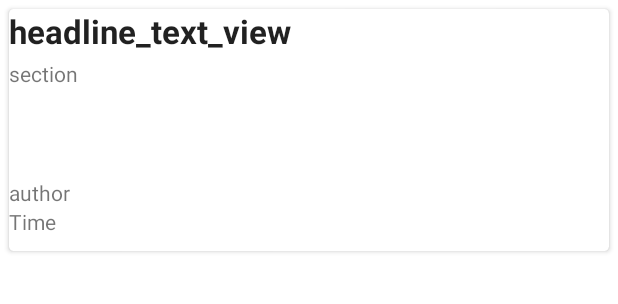
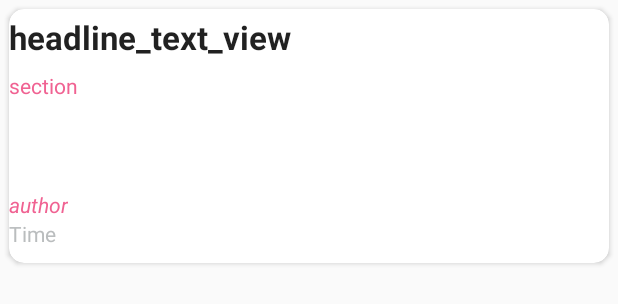
Before and after one commit to loxinchi/News_App, an Android app: the layout news_card.xml on its own in the app's theme, with its tools: preview values and no code run, on a phone screen of 412 x 824 dp. Shown: the top 304 px of the screen. Run offline under Robolectric (Android 15) with nearby library versions, the phone set to English and light mode, and no system bars.

Commit message:
add style.xml, tablayout Theme, DownloadThumbnailImageTask(AsyncTask)

```diff
--- a/app/src/main/AndroidManifest.xml
+++ b/app/src/main/AndroidManifest.xml
@@ -12,8 +12,10 @@
         android:label="@string/app_name"
         android:roundIcon="@mipmap/ic_launcher_round"
         android:supportsRtl="true"
-        android:theme="@style/Theme.NewsApp">
-        <activity android:name=".MainActivity">
+        android:theme="@style/AppTheme">
+        <activity
+            android:name=".MainActivity"
+            android:label="@string/app_name">
             <intent-filter>
                 <action android:name="android.intent.action.MAIN" />
 
--- a/app/src/main/java/com/example/android/newsapp/MainActivity.java
+++ b/app/src/main/java/com/example/android/newsapp/MainActivity.java
@@ -1,5 +1,6 @@
 package com.example.android.newsapp;
 
+import androidx.appcompat.app.ActionBar;
 import androidx.appcompat.app.AppCompatActivity;
 import androidx.viewpager.widget.ViewPager;
 
--- a/app/src/main/java/com/example/android/newsapp/utils/QueryUtils.java
+++ b/app/src/main/java/com/example/android/newsapp/utils/QueryUtils.java
@@ -161,7 +161,7 @@ public final class QueryUtils {
                 // Extract the value for the key called "trailText"
 //                String trailText = fields.getString(Constants.JSON_KEY_TRAIL_TEXT);
                 // Extract the value for the key called "byline"
-                String author = fields.getString(Constants.JSON_KEY_BYLINE);
+                String author = fields.optString(Constants.JSON_KEY_BYLINE);
                 // Extract the value for the key called "firstPublicationDate"
                 String firstPublicationDate = fields.getString(Constants.JSON_KEY_FIRST_PUBLICATION_DATE);
                 // Extract the value for the key called "thumbnail"
--- a/app/src/main/res/layout/news_card.xml
+++ b/app/src/main/res/layout/news_card.xml
@@ -23,7 +23,7 @@
         android:layout_width="match_parent"
         android:layout_height="wrap_content"
         android:textAppearance="?android:textAppearanceLarge"
-        android:textStyle="bold"
+        style="@style/HeadlineTextViewStyle"
         tools:text="headline_text_view" />
 
     <LinearLayout
@@ -39,14 +39,16 @@
             android:layout_height="wrap_content"
             android:layout_weight="6"
             android:layout_marginTop="@dimen/card_section_margin"
-            android:layout_marginBottom="@dimen/card_section_margin" >
+            android:layout_marginBottom="@dimen/card_section_margin"
+            style="@style/SectionAuthorDateStyle">
 
-            <TextView
+        <TextView
                 android:id="@+id/section_text_view"
                 android:layout_width="wrap_content"
                 android:layout_height="wrap_content"
                 android:layout_alignParentStart="true"
                 android:layout_alignParentLeft="true"
+                style="@style/SectionTextViewStyle"
                 tools:text="section" />
 
             <TextView
@@ -56,6 +58,7 @@
                 android:layout_alignParentStart="true"
                 android:layout_alignParentLeft="true"
                 android:paddingTop="79dp"
+                style="@style/AuthorTextViewStyle"
                 tools:text="author" />
 
             <TextView
@@ -65,6 +68,7 @@
                 android:layout_below="@+id/author_text_view"
                 android:layout_alignParentStart="true"
                 android:layout_alignParentLeft="true"
+                style="@style/DateTextViewStyle"
                 tools:text="Time" />
         </RelativeLayout>
 
@@ -75,5 +79,7 @@
             android:contentDescription="@string/news_thumbnail"
             android:scaleType="centerCrop" />
     </LinearLayout>
+
     </RelativeLayout>
+
 </androidx.cardview.widget.CardView>
--- a/app/src/main/res/values/colors.xml
+++ b/app/src/main/res/values/colors.xml
@@ -7,4 +7,34 @@
     <color name="teal_700">#FF018786</color>
     <color name="black">#FF000000</color>
     <color name="white">#FFFFFFFF</color>
+    <color name="blue_700">#16222A</color>
+    <color name="blue_500">#afc2cb</color>
+    <color name="blue_200">#e1f5fe</color>
+    <color name="pink_700">#ec407a</color>
+    <color name="pink_600">#f06292</color>
+    <color name="pink_400">#ff94c2</color>
+    <color name="pink_300">#ffcdd2</color>
+    <color name="pink_200">#fce4ec</color>
+
+    <color name="colorPrimary">#c9b2ba</color>
+    <color name="colorPrimaryDark">#fce4ec</color>
+    <color name="textColorPrimary">#FF000000</color>
+    <color name="colorAccent">#fce4ec</color>
+    <color name="titleTextColor">#FF000000</color>
+    <color name="subtitleTextColor">#FF000000</color>
+
+
+
+    <color name="color_section">#f06292</color>
+    <color name="color_author">#f06292</color>
+    <color name="color_date_text">#babdbe</color>
+
+
+
+
+
+
+
+
+    <color name="action_button_text">#FFFFFFFF</color>
 </resources>
--- a/app/src/main/res/values/dimen.xml
+++ b/app/src/main/res/values/dimen.xml
@@ -1,18 +1,12 @@
 <resources>
     <!-- Default screen margins, per the Android Design guidelines. -->
+    <dimen name="padding">4dp</dimen>
     <dimen name="horizontal_margin">16dp</dimen>
     <dimen name="vertical_margin">16dp</dimen>
-
     <dimen name="card_margin">6dp</dimen>
     <dimen name="card_section_margin">4dp</dimen>
-
-
-
     <dimen name="navigation_header_height">176dp</dimen>
-
-    <dimen name="card_corner_radius">3dp</dimen>
-
+    <dimen name="card_corner_radius">10dp</dimen>
     <dimen name="thumbnail_image_width">140dp</dimen>
     <dimen name="thumbnail_image_height">120dp</dimen>
-
 </resources>
--- /dev/null
+++ b/app/src/main/res/values/styles.xml
@@ -0,0 +1,96 @@
+<?xml version="1.0" encoding="utf-8"?>
+<resources>
+        <!-- Base application theme. -->
+        <style name="AppTheme" parent="Theme.AppCompat.Light.DarkActionBar">
+            <!-- Customize your theme here. -->
+            <item name="colorPrimary">@color/colorPrimary</item>
+            <item name="colorPrimaryDark">@color/colorPrimaryDark</item>
+            <item name="colorAccent">@color/colorAccent</item>
+
+            <!-- Change Action Bar title text color  -->
+            <item name="titleTextColor">@color/titleTextColor</item>
+            <item name="subtitleTextColor">@color/subtitleTextColor</item>
+
+            <!-- Set Navigation drawer icon color-->
+            <item name="drawerArrowStyle">@style/DrawerArrowStyle</item>
+
+            <!-- Change Action Bar overflow icon (Options Menu button) color -->
+            <item name="actionOverflowButtonStyle">@style/MyOverflowButtonStyle</item>
+        </style>
+
+        <style name="AppTheme.NoActionBar">
+            <item name="windowActionBar">false</item>
+            <item name="windowNoTitle">true</item>
+        </style>
+
+        <style name="AppTheme.AppBarOverlay" parent="ThemeOverlay.AppCompat.Dark.ActionBar" />
+
+        <style name="AppTheme.PopupOverlay" parent="ThemeOverlay.AppCompat.Light" />
+
+        <!-- Theme of the settings -->
+        <style name="SettingsTheme" parent="Theme.AppCompat.Light.DarkActionBar">
+            <item name="colorPrimary">@color/colorPrimary</item>
+            <item name="colorPrimaryDark">@color/colorPrimaryDark</item>
+            <item name="colorAccent">@color/colorAccent</item>
+        </style>
+
+        <!-- Set Navigation drawer icon color -->
+        <style name="DrawerArrowStyle" parent="Widget.AppCompat.DrawerArrowToggle">
+            <item name="color">@color/pink_200</item>
+        </style>
+
+        <!-- Change Action Bar overflow icon (Options Menu button) color -->
+        <style name="MyOverflowButtonStyle" parent="Widget.AppCompat.ActionButton.Overflow">
+            <item name="android:tint">@color/pink_200</item>
+        </style>
+
+        <!-- Style for a tab that displays a category name -->
+        <style name="CategoryTab" parent="Widget.Design.TabLayout">
+            <item name="tabBackground">@color/white</item>
+            <item name="tabIndicatorColor">@color/pink_200</item>
+            <item name="tabSelectedTextColor">@color/pink_700</item>
+            <item name="tabTextAppearance">@style/CategoryTabTextAppearance</item>
+            <item name="android:layout_gravity">top</item>
+            <item name="tabMode">fixed</item>
+            <item name="tabGravity">fill</item>
+            <item name="tabIndicatorHeight">3dp</item>
+        </style>
+
+        <!-- Text appearance style for a category tab -->
+        <style name="CategoryTabTextAppearance" parent="TextAppearance.Design.Tab">
+            <item name="android:textColor">@color/colorPrimary</item>
+            <item name="android:textSize">10sp</item>
+        </style>
+
+        <!-- Style for headline TextView-->
+        <style name="HeadlineTextViewStyle">
+            <item name="android:paddingBottom">@dimen/padding</item>
+            <item name="android:paddingTop">@dimen/padding</item>
+            <item name="android:fontFamily">Exo</item>
+            <item name="android:textStyle">bold</item>
+        </style>
+
+        <!-- Style for Section, Author, and Date TextView -->
+        <style name="SectionAuthorDateStyle">
+            <item name="android:fontFamily">Exo</item>
+        </style>
+
+        <!-- Style for section TextView -->
+        <style name="SectionTextViewStyle" parent="@style/SectionAuthorDateStyle">
+            <item name="android:ellipsize">end</item>
+            <item name="android:maxLines">1</item>
+            <item name="android:textColor">@color/color_section</item>
+        </style>
+
+        <!-- Style for Author TextView -->
+        <style name="AuthorTextViewStyle" parent="@style/SectionAuthorDateStyle">
+            <item name="android:textColor">@color/color_author</item>
+            <item name="android:textStyle">italic</item>
+        </style>
+
+        <!-- Style for Date TextView -->
+        <style name="DateTextViewStyle" parent="@style/SectionAuthorDateStyle">
+            <item name="android:textColor">@color/color_date_text</item>
+        </style>
+
+    </resources>
--- a/app/src/main/res/values/themes.xml
+++ b/app/src/main/res/values/themes.xml
@@ -13,4 +13,8 @@
         <item name="android:statusBarColor" tools:targetApi="l">?attr/colorPrimaryVariant</item>
         <!-- Customize your theme here. -->
     </style>
+
+    <style name="TabLayout_Theme" parent="@style/AppTheme">
+        <item name="android:singleLine">true</item>
+    </style>
 </resources>
```
Also changed, not shown: app/src/main/java/com/example/android/newsapp/News.java (+0 -11 lines), app/src/main/java/com/example/android/newsapp/adapter/NewsAdapter.java (+30 -22 lines), app/src/main/res/layout/activity_main.xml (+5 -9 lines).
